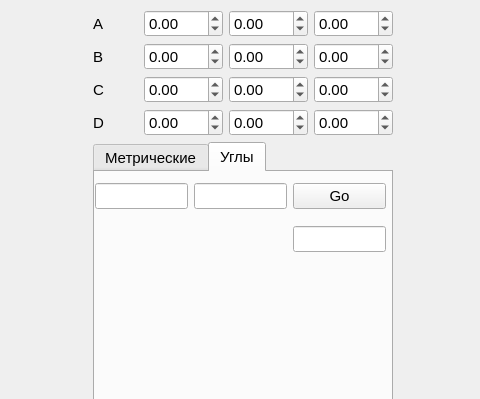
Above: gui.ui from fisunoff/analytical_geometry before the change; both pictures show x 287 to 767 and y 0 to 399 of the 1064 by 639 pixel window. Below: the same form after it.
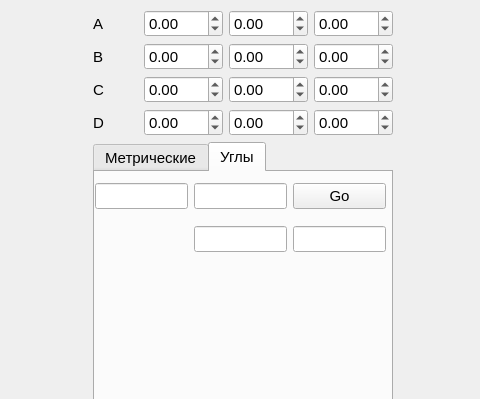
That is the form after the change. The open tabs and pages were chosen to show the change. Icons and pictures are not drawn.

What changed in the file:
```diff
--- a/gui.ui
+++ b/gui.ui
@@ -275,6 +275,9 @@
             <item row="0" column="1">
              <widget class="QLineEdit" name="angle_line_2"/>
             </item>
+            <item row="1" column="1">
+             <widget class="QLineEdit" name="result_line_angle_cos"/>
+            </item>
            </layout>
           </widget>
          </widget>
```
Left out of the diff: 7 changed lines with no effect on the pictures.
